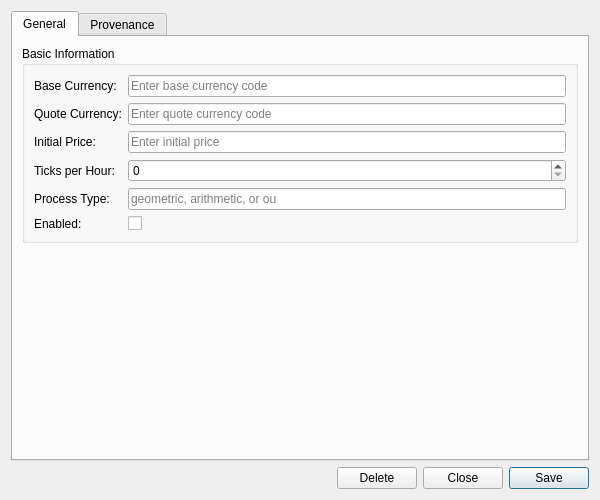
Old version of the form projects/ores.qt/synthetic/ui/FxSpotGenerationConfigDetailDialog.ui in the repository OreStudio/OreStudio.
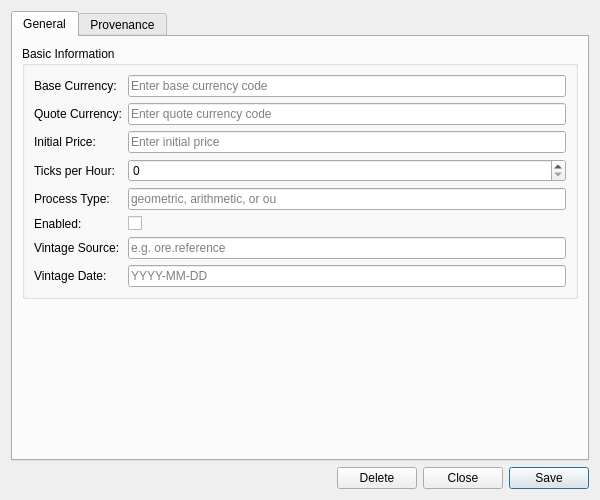
New version of the form. Custom widgets are drawn as their Qt base class.

Commit message: [synthetic] Add vintage_source/vintage_date to fx_spot_generation_config

Patch:
```diff
--- a/projects/ores.qt/synthetic/ui/FxSpotGenerationConfigDetailDialog.ui
+++ b/projects/ores.qt/synthetic/ui/FxSpotGenerationConfigDetailDialog.ui
@@ -125,6 +125,34 @@
             </property>
            </widget>
           </item>
+          <item row="6" column="0">
+           <widget class="QLabel" name="labelVintageSource">
+            <property name="text">
+             <string>Vintage Source:</string>
+            </property>
+           </widget>
+          </item>
+          <item row="6" column="1">
+           <widget class="QLineEdit" name="vintageSourceEdit">
+            <property name="placeholderText">
+             <string>e.g. ore.reference</string>
+            </property>
+           </widget>
+          </item>
+          <item row="7" column="0">
+           <widget class="QLabel" name="labelVintageDate">
+            <property name="text">
+             <string>Vintage Date:</string>
+            </property>
+           </widget>
+          </item>
+          <item row="7" column="1">
+           <widget class="QLineEdit" name="vintageDateEdit">
+            <property name="placeholderText">
+             <string>YYYY-MM-DD</string>
+            </property>
+           </widget>
+          </item>
          </layout>
         </widget>
        </item>
```
The commit also changes 17 other files.
